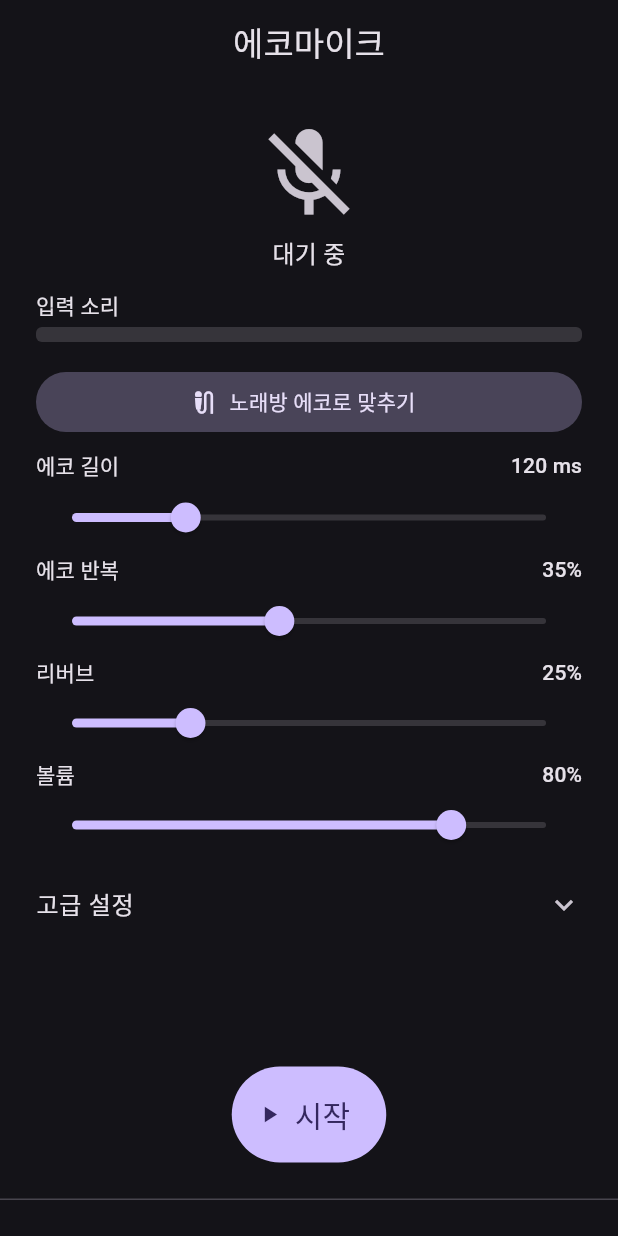
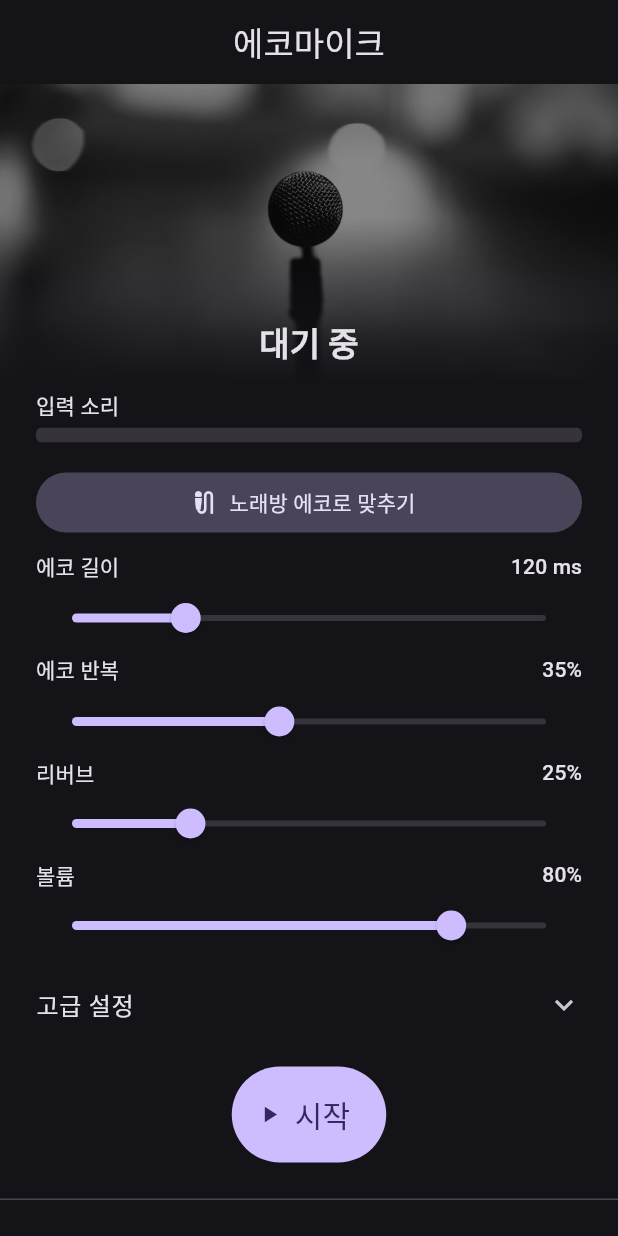
Before and after one commit to DailightStudio/echomic, a Flutter app: the screen it shows after launch, on a phone screen of 412 x 824 dp. Run offline on Flutter 3.47's test engine with Material 3 defaults, Android fonts, the phone set to English and light mode, and no system bars; our stand-ins replace google_mobile_ads, permission_handler, shared_preferences, wakelock_plus.

Commit message:
feat(ui): stage photo header that goes from grey to colour when the mic is live
Replaces the 72dp mic/mic_off icon. Photo: 'Microphone Music' by
Freestocks.org, CC0 (stocksnap.io/photo/microphone-music-8KQC04JDT0),
via Openverse — the Pixabay key lives only in the Windows server-agent
.env. 960x533 JPEG, 41 KB; source details in header_mic.json.

Co-Authored-By: Claude Opus 5.5 <noreply@anthropic.com>

```diff
--- /dev/null
+++ b/assets/photos/header_mic.json
@@ -0,0 +1,7 @@
+{
+ "title": "Microphone Music",
+ "license": "cc0",
+ "creator": "Freestocks.org",
+ "source": "https://stocksnap.io/photo/microphone-music-8KQC04JDT0",
+ "query": "microphone stage"
+}
--- a/lib/home_screen.dart
+++ b/lib/home_screen.dart
@@ -244,23 +244,16 @@ class _HomeScreenState extends State<HomeScreen> {
             if (_running) const _MicLiveBanner(),
             Expanded(
               child: SingleChildScrollView(
-                padding: const EdgeInsets.symmetric(horizontal: 24, vertical: 16),
+                padding: const EdgeInsets.only(bottom: 16),
                 child: Column(
                   crossAxisAlignment: CrossAxisAlignment.stretch,
                   children: [
-              const SizedBox(height: 8),
-              Icon(
-                _running ? Icons.mic : Icons.mic_off,
-                size: 72,
-                color: _running ? cs.primary : cs.onSurfaceVariant,
-              ),
-              const SizedBox(height: 4),
-              Text(
-                _status,
-                textAlign: TextAlign.center,
-                style: Theme.of(context).textTheme.titleMedium,
-              ),
-              const SizedBox(height: 8),
+              _StageHeader(running: _running, status: _status),
+              Padding(
+                padding: const EdgeInsets.symmetric(horizontal: 24),
+                child: Column(
+                  crossAxisAlignment: CrossAxisAlignment.stretch,
+                  children: [
               _LevelMeter(level: _rmsLevel),
               const SizedBox(height: 12),
               FilledButton.tonalIcon(
@@ -401,6 +394,9 @@ class _HomeScreenState extends State<HomeScreen> {
                   ],
                 ),
               ),
+                  ],
+                ),
+              ),
             ),
             Padding(
               padding: const EdgeInsets.fromLTRB(24, 8, 24, 24),
@@ -514,6 +510,77 @@ class _LevelMeter extends StatelessWidget {
   }
 }
 
+/// Stage photo behind the status line. Grey and dim while idle, full colour
+/// once the mic is live, so the state reads at a glance from across the room.
+class _StageHeader extends StatelessWidget {
+  const _StageHeader({required this.running, required this.status});
+
+  final bool running;
+  final String status;
+
+  // Saturation s and brightness b as a colour matrix (luma weights Rec. 709).
+  static List<double> _grade(double s, double b) {
+    const r = 0.2126, g = 0.7152, bl = 0.0722;
+    final i = 1 - s;
+    return [
+      b * (i * r + s), b * i * g, b * i * bl, 0, 0,
+      b * i * r, b * (i * g + s), b * i * bl, 0, 0,
+      b * i * r, b * i * g, b * (i * bl + s), 0, 0,
+      0, 0, 0, 1, 0,
+    ];
+  }
+
+  @override
+  Widget build(BuildContext context) {
+    final surface = Theme.of(context).colorScheme.surface;
+    return SizedBox(
+      height: 200,
+      child: Stack(
+        fit: StackFit.expand,
+        children: [
+          TweenAnimationBuilder<double>(
+            tween: Tween(end: running ? 1 : 0),
+            duration: const Duration(milliseconds: 600),
+            curve: Curves.easeOut,
+            builder: (context, t, child) => ColorFiltered(
+              colorFilter: ColorFilter.matrix(_grade(t, 0.55 + 0.45 * t)),
+              child: child,
+            ),
+            child: Image.asset(
+              'assets/photos/header_mic.jpg',
+              fit: BoxFit.cover,
+              alignment: const Alignment(0, -0.3),
+              excludeFromSemantics: true,
+            ),
+          ),
+          DecoratedBox(
+            decoration: BoxDecoration(
+              gradient: LinearGradient(
+                begin: Alignment.topCenter,
+                end: Alignment.bottomCenter,
+                colors: [surface.withValues(alpha: 0), surface],
+                stops: const [0.45, 1],
+              ),
+            ),
+          ),
+          Positioned(
+            left: 24,
+            right: 24,
+            bottom: 12,
+            child: Text(
+              status,
+              textAlign: TextAlign.center,
+              style: Theme.of(context).textTheme.titleLarge?.copyWith(
+                    fontWeight: FontWeight.w600,
+                  ),
+            ),
+          ),
+        ],
+      ),
+    );
+  }
+}
+
 /// Red "mic on" bar shown for the whole time the microphone is capturing
 /// (App Store guideline 2.5.14 — recording must be clearly indicated).
 class _MicLiveBanner extends StatefulWidget {
--- a/pubspec.yaml
+++ b/pubspec.yaml
@@ -24,3 +24,5 @@ dev_dependencies:
 
 flutter:
   uses-material-design: true
+  assets:
+    - assets/photos/header_mic.jpg
```
Also changed, not shown: assets/photos/header_mic.jpg (added).
